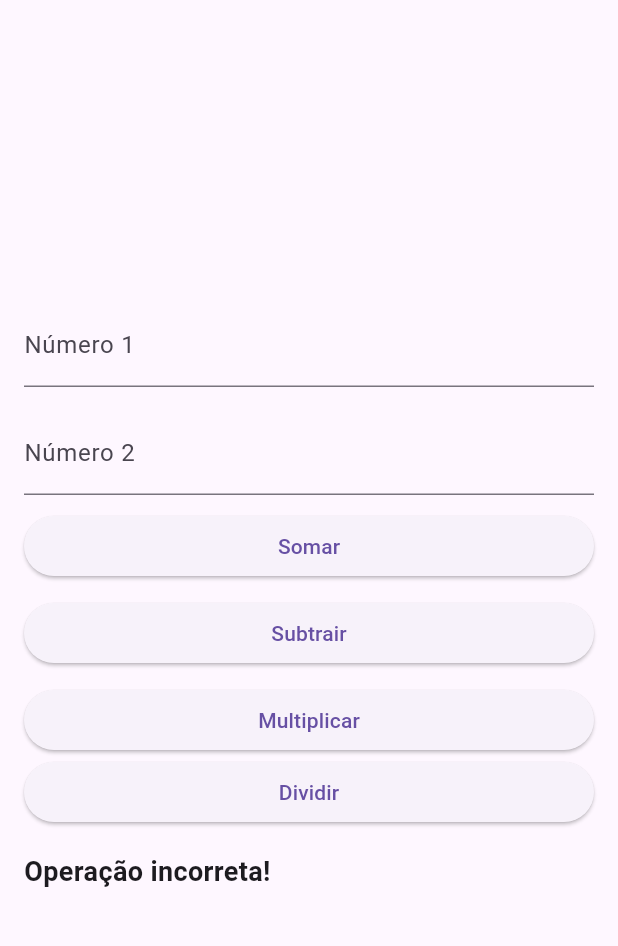
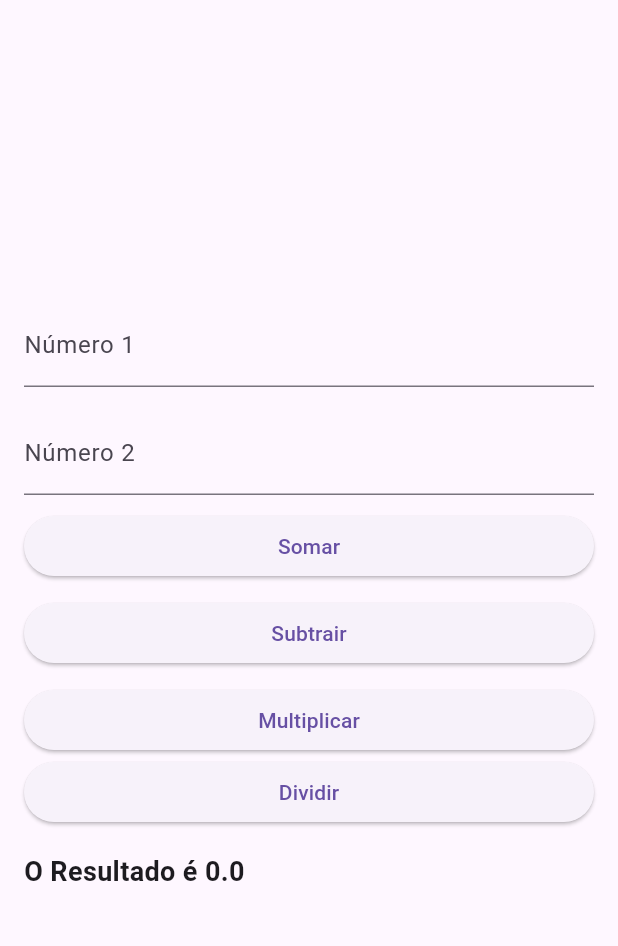
Before and after one commit to MatheusFranciscoLS/Flutter, a Flutter app: the screen it shows after launch, after a tap on "Somar", after a tap on "Multiplicar", on a phone screen of 412 x 824 dp, the part 63-1009 px from its top. Run offline on Flutter 3.47's test engine with Material 3 defaults, Android fonts, the light colour scheme and no system bars.

Commit message:
20/02/24

```diff
--- a/calculadora_flutter/lib/main.dart
+++ b/calculadora_flutter/lib/main.dart
@@ -38,8 +38,10 @@ class _CalculadoraState extends State<Calculadora> {
         resultado = numero1 - numero2;
       } else if (operacao == 'Multi') {
         resultado = numero1 * numero2;
-      } else {
+      } else if (operacao == 'Div'){
         resultado = numero2 != 0 ? numero1 / numero2 : null;
+      } else{
+        _resultado = "Digite um numero valido";
       }
       _resultado = resultado != null
           ? 'O Resultado é $resultado'
@@ -82,7 +84,7 @@ class _CalculadoraState extends State<Calculadora> {
             ),
             SizedBox(height: 10.0),
             ElevatedButton(
-              onPressed: () => _calcular('Mult'),
+              onPressed: () => _calcular('Multi'),
               child: Text('Multiplicar'),
             ),ElevatedButton(
               onPressed: () => _calcular('Div'),
```
